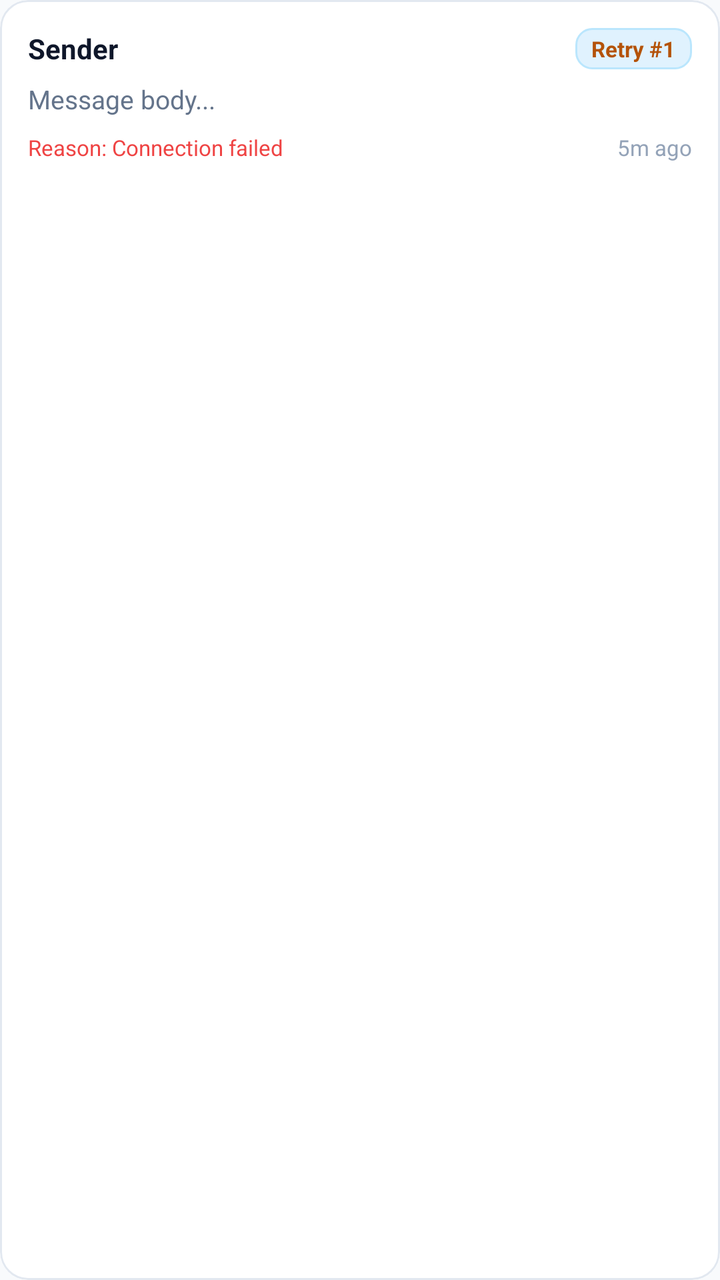
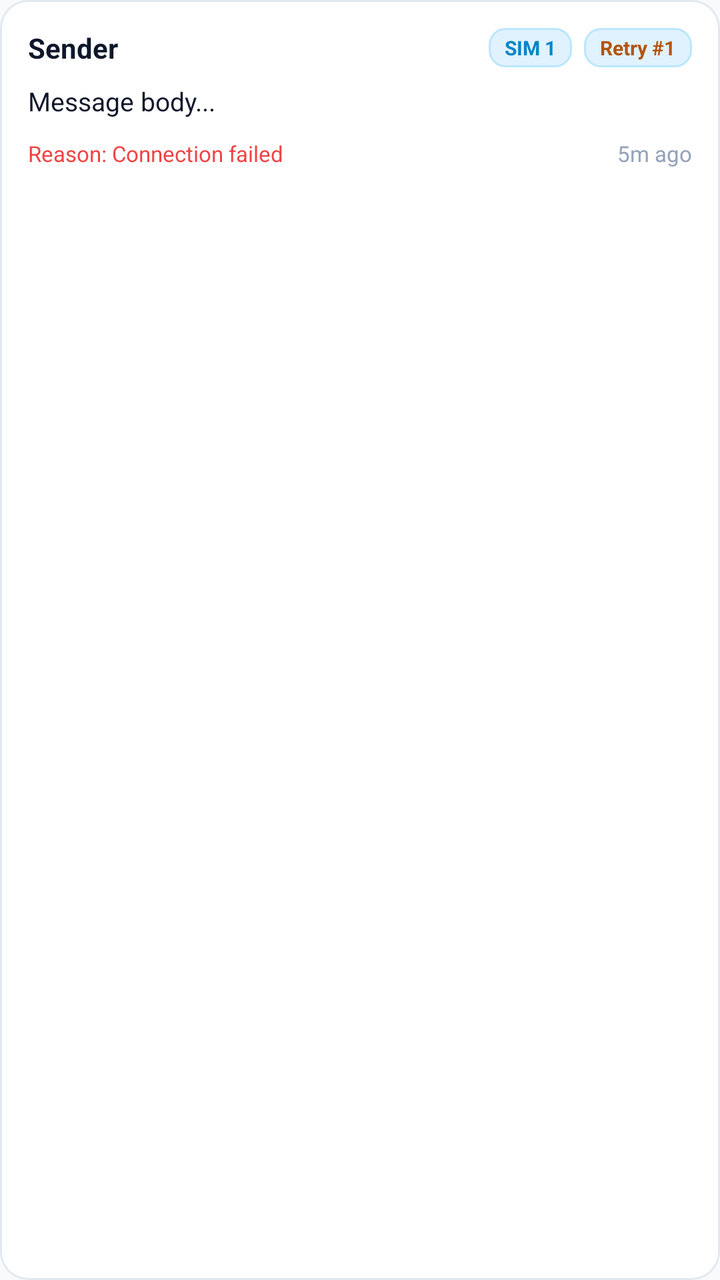

Screens rendered from an Android XML layout before and after an edit, with the pre-edit source and the edit as a unified diff.
<!-- AndroidManifest.xml: application theme Theme.SkyPay -->
<!-- res/layout/item_queued_message.xml -->
<?xml version="1.0" encoding="utf-8"?>
<com.google.android.material.card.MaterialCardView xmlns:android="http://schemas.android.com/apk/res/android"
    xmlns:app="http://schemas.android.com/apk/res-auto"
    android:layout_width="match_parent"
    android:layout_height="wrap_content"
    android:layout_marginBottom="10dp"
    app:cardCornerRadius="14dp"
    app:cardElevation="0dp"
    app:strokeWidth="1dp"
    app:strokeColor="@color/colorCardBorder"
    app:cardBackgroundColor="@color/colorCardBackground">

    <LinearLayout
        android:layout_width="match_parent"
        android:layout_height="wrap_content"
        android:orientation="vertical"
        android:padding="14dp">

        <LinearLayout
            android:layout_width="match_parent"
            android:layout_height="wrap_content"
            android:gravity="center_vertical"
            android:orientation="horizontal">

            <TextView
                android:id="@+id/tvQueueSender"
                android:layout_width="0dp"
                android:layout_height="wrap_content"
                android:layout_weight="1"
                android:text="Sender"
                android:textColor="@color/colorTextPrimary"
                android:textSize="14sp"
                android:textStyle="bold" />

            <TextView
                android:id="@+id/tvQueueAttempts"
                android:layout_width="wrap_content"
                android:layout_height="wrap_content"
                android:background="@drawable/bg_badge_sim"
                android:paddingStart="8dp"
                android:paddingEnd="8dp"
                android:paddingTop="3dp"
                android:paddingBottom="3dp"
                android:text="Retry #1"
                android:textColor="@color/colorWarningDark"
                android:textSize="11sp"
                android:textStyle="bold" />
        </LinearLayout>

        <TextView
            android:id="@+id/tvQueueBody"
            android:layout_width="match_parent"
            android:layout_height="wrap_content"
            android:layout_marginTop="6dp"
            android:maxLines="3"
            android:ellipsize="end"
            android:text="Message body..."
            android:textColor="@color/colorTextSecondary"
            android:textSize="13sp" />

        <LinearLayout
            android:layout_width="match_parent"
            android:layout_height="wrap_content"
            android:layout_marginTop="8dp"
            android:gravity="center_vertical"
            android:orientation="horizontal">

            <TextView
                android:id="@+id/tvQueueReason"
                android:layout_width="0dp"
                android:layout_height="wrap_content"
                android:layout_weight="1"
                android:text="Reason: Connection failed"
                android:textColor="@color/colorDanger"
                android:textSize="11sp" />

            <TextView
                android:id="@+id/tvQueueTime"
                android:layout_width="wrap_content"
                android:layout_height="wrap_content"
                android:text="5m ago"
                android:textColor="@color/colorTextTertiary"
                android:textSize="11sp" />
        </LinearLayout>
    </LinearLayout>
</com.google.android.material.card.MaterialCardView>
<!-- resources referenced by this layout -->
<resources>
  <color name="colorCardBackground">#FFFFFF</color>
  <color name="colorCardBorder">#E2E8F0</color>
  <color name="colorDanger">#EF4444</color>
  <color name="colorTextPrimary">#0F172A</color>
  <color name="colorTextSecondary">#64748B</color>
  <color name="colorTextTertiary">#94A3B8</color>
  <color name="colorWarningDark">#B45309</color>
  <!-- drawable bg_badge_sim (drawable) -->
  <shape xmlns:android="http://schemas.android.com/apk/res/android"
      android:shape="rectangle">
      <solid android:color="#E0F2FE" />
      <corners android:radius="8dp" />
      <stroke
          android:width="1dp"
          android:color="#BAE6FD" />
  </shape>
  <style name="Theme.SkyPay" parent="Theme.MaterialComponents.DayNight.NoActionBar">
          <item name="colorPrimary">@color/colorPrimary</item>
          <item name="colorPrimaryVariant">@color/colorPrimaryVariant</item>
          <item name="colorOnPrimary">@color/colorOnPrimary</item>
          <item name="colorSecondary">@color/colorSecondary</item>
          <item name="colorSecondaryVariant">@color/colorSecondaryVariant</item>
          <item name="colorOnSecondary">@color/colorOnSecondary</item>
          <item name="android:statusBarColor">@color/colorBackground</item>
          <item name="android:windowLightStatusBar">true</item>
          <item name="android:windowBackground">@color/colorBackground</item>
      </style>
  <color name="colorPrimary">#0284C7</color>
  <color name="colorPrimaryVariant">#0369A1</color>
  <color name="colorOnPrimary">#FFFFFF</color>
  <color name="colorSecondary">#1E3A8A</color>
  <color name="colorSecondaryVariant">#172554</color>
  <color name="colorOnSecondary">#FFFFFF</color>
  <color name="colorBackground">#F8FAFC</color>
</resources>

<!-- the commit's change to res/layout/item_queued_message.xml (unified diff, before → after) -->
@@ -30,10 +30,12 @@
                 android:text="Sender"
                 android:textColor="@color/colorTextPrimary"
                 android:textSize="14sp"
-                android:textStyle="bold" />
+                android:textStyle="bold"
+                android:singleLine="true"
+                android:ellipsize="end" />
 
             <TextView
-                android:id="@+id/tvQueueAttempts"
+                android:id="@+id/tvQueueSimBadge"
                 android:layout_width="wrap_content"
                 android:layout_height="wrap_content"
                 android:background="@drawable/bg_badge_sim"
@@ -41,9 +43,24 @@
                 android:paddingEnd="8dp"
                 android:paddingTop="3dp"
                 android:paddingBottom="3dp"
+                android:text="SIM 1"
+                android:textColor="@color/colorPrimary"
+                android:textSize="10sp"
+                android:textStyle="bold" />
+
+            <TextView
+                android:id="@+id/tvQueueAttempts"
+                android:layout_width="wrap_content"
+                android:layout_height="wrap_content"
+                android:layout_marginStart="6dp"
+                android:background="@drawable/bg_badge_sim"
+                android:paddingStart="8dp"
+                android:paddingEnd="8dp"
+                android:paddingTop="3dp"
+                android:paddingBottom="3dp"
                 android:text="Retry #1"
                 android:textColor="@color/colorWarningDark"
-                android:textSize="11sp"
+                android:textSize="10sp"
                 android:textStyle="bold" />
         </LinearLayout>
 
@@ -51,17 +68,18 @@
             android:id="@+id/tvQueueBody"
             android:layout_width="match_parent"
             android:layout_height="wrap_content"
-            android:layout_marginTop="6dp"
+            android:layout_marginTop="8dp"
             android:maxLines="3"
             android:ellipsize="end"
+            android:lineSpacingMultiplier="1.2"
             android:text="Message body..."
-            android:textColor="@color/colorTextSecondary"
+            android:textColor="@color/colorTextPrimary"
             android:textSize="13sp" />
 
         <LinearLayout
             android:layout_width="match_parent"
             android:layout_height="wrap_content"
-            android:layout_marginTop="8dp"
+            android:layout_marginTop="10dp"
             android:gravity="center_vertical"
             android:orientation="horizontal">
 
@@ -70,6 +88,8 @@
                 android:layout_width="0dp"
                 android:layout_height="wrap_content"
                 android:layout_weight="1"
+                android:singleLine="true"
+                android:ellipsize="end"
                 android:text="Reason: Connection failed"
                 android:textColor="@color/colorDanger"
                 android:textSize="11sp" />
@@ -78,6 +98,7 @@
                 android:id="@+id/tvQueueTime"
                 android:layout_width="wrap_content"
                 android:layout_height="wrap_content"
+                android:layout_marginStart="8dp"
                 android:text="5m ago"
                 android:textColor="@color/colorTextTertiary"
                 android:textSize="11sp" />
<!-- resource entries referenced after the edit -->
@@ -4,7 +4,6 @@
   <color name="colorCardBorder">#E2E8F0</color>
   <color name="colorDanger">#EF4444</color>
   <color name="colorTextPrimary">#0F172A</color>
-  <color name="colorTextSecondary">#64748B</color>
   <color name="colorTextTertiary">#94A3B8</color>
   <color name="colorWarningDark">#B45309</color>
   <!-- drawable bg_badge_sim (drawable) -->
